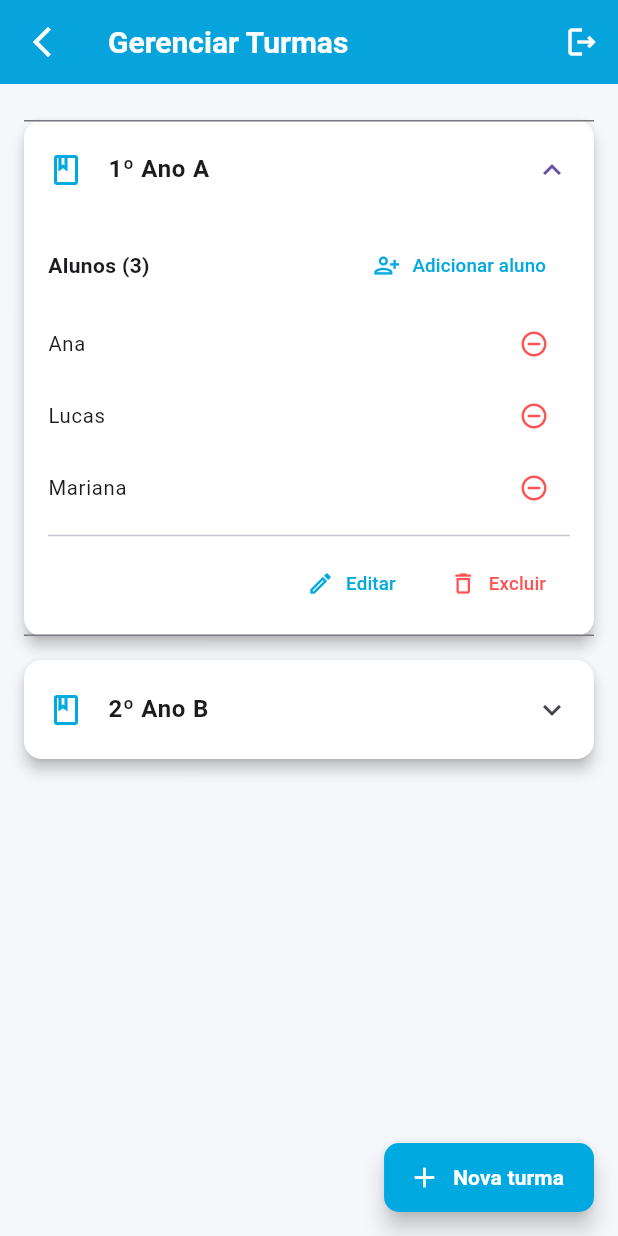
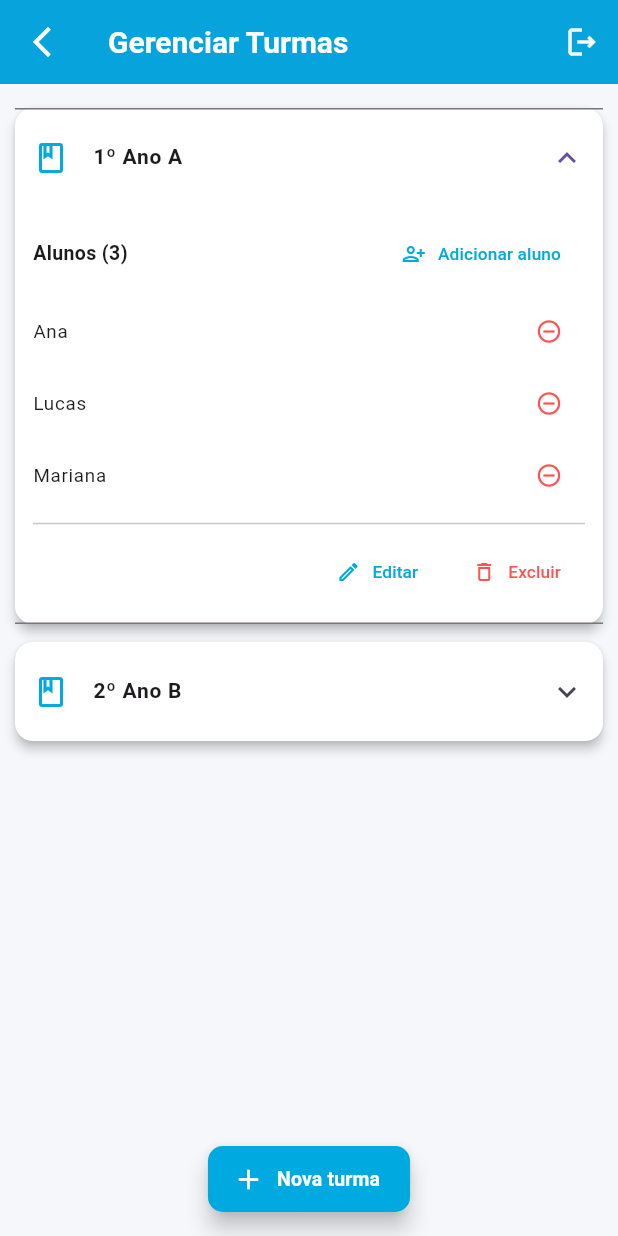
Before and after one commit to MingMatheus/PI_S4_sistema_de_professores_poliedro, a Flutter app: the ProfessorTurmasScreen screen opened by its route, after a tap on "1º Ano A", on a phone screen of 412 x 824 dp. Run offline on Flutter 3.47's test engine with Material 3 defaults, Android fonts, the phone set to English and light mode, and no system bars; our stand-ins replace jwt_decoder, shared_preferences; accounts and stored records are empty.

Commit message:
adapta tela de turmas do professor para celular e desktop

```diff
--- a/frontend/lib/scr/telas/professor/turmas_professor_screen.dart
+++ b/frontend/lib/scr/telas/professor/turmas_professor_screen.dart
@@ -11,21 +11,20 @@ class ProfessorTurmasScreen extends StatefulWidget {
 }
 
 class _ProfessorTurmasScreenState extends State<ProfessorTurmasScreen> {
-
+  // Lista de turmas: cada turma tem um nome e uma lista de alunos
   final List<Map<String, dynamic>> turmas = [
     {
       'nome': '1º Ano A',
-      'alunos': ['Ana', 'Lucas', 'Mariana'],
+      'alunos': <String>['Ana', 'Lucas', 'Mariana'],
     },
     {
       'nome': '2º Ano B',
-      'alunos': ['Gustavo', 'Helena'],
+      'alunos': <String>['Gustavo', 'Helena'],
     },
   ];
 
   // -------------------- AÇÕES --------------------
 
-  // Criar nova turma
   Future<void> _adicionarTurma() async {
     final controller = TextEditingController();
 
@@ -67,9 +66,9 @@ class _ProfessorTurmasScreenState extends State<ProfessorTurmasScreen> {
     );
   }
 
-  // Editar nome da turma
   Future<void> _editarTurma(int index) async {
-    final controller = TextEditingController(text: turmas[index]['nome'] as String);
+    final controller =
+        TextEditingController(text: turmas[index]['nome'] as String);
 
     await showDialog(
       context: context,
@@ -106,7 +105,6 @@ class _ProfessorTurmasScreenState extends State<ProfessorTurmasScreen> {
     );
   }
 
-  // Adicionar aluno
   Future<void> _adicionarAluno(int turmaIndex) async {
     final controller = TextEditingController();
 
@@ -116,9 +114,7 @@ class _ProfessorTurmasScreenState extends State<ProfessorTurmasScreen> {
         title: const Text('Adicionar aluno'),
         content: TextField(
           controller: controller,
-          decoration: const InputDecoration(
-            hintText: 'Nome do aluno',
-          ),
+          decoration: const InputDecoration(hintText: 'Nome do aluno'),
         ),
         actions: [
           TextButton(
@@ -145,14 +141,12 @@ class _ProfessorTurmasScreenState extends State<ProfessorTurmasScreen> {
     );
   }
 
-  // Remover aluno
   void _removerAluno(int turmaIndex, int alunoIndex) {
     setState(() {
       (turmas[turmaIndex]['alunos'] as List<String>).removeAt(alunoIndex);
     });
   }
 
-  // Remover turma
   Future<void> _removerTurma(int index) async {
     final nome = turmas[index]['nome'] as String;
 
@@ -188,7 +182,8 @@ class _ProfessorTurmasScreenState extends State<ProfessorTurmasScreen> {
 
   @override
   Widget build(BuildContext context) {
-    final isMobile = MediaQuery.of(context).size.width < 800;
+    final size = MediaQuery.of(context).size;
+    final bool isMobile = size.width < 800;
 
     return Scaffold(
       backgroundColor: const Color(0xFFF5F7FA),
@@ -227,18 +222,18 @@ class _ProfessorTurmasScreenState extends State<ProfessorTurmasScreen> {
         ],
       ),
 
-
+      // FAB ajustado para mobile/desktop
       floatingActionButton: SizedBox(
-        height: 46,
+        height: isMobile ? 44 : 46,
         child: FloatingActionButton.extended(
           onPressed: _adicionarTurma,
           backgroundColor: poliedroBlue,
           foregroundColor: Colors.white,
           icon: const Icon(Icons.add, size: 22),
-          label: const Text(
+          label: Text(
             'Nova turma',
             style: TextStyle(
-              fontSize: 14,
+              fontSize: isMobile ? 13 : 14,
               fontWeight: FontWeight.w600,
             ),
           ),
@@ -248,11 +243,11 @@ class _ProfessorTurmasScreenState extends State<ProfessorTurmasScreen> {
         ),
       ),
       floatingActionButtonLocation: isMobile
-          ? FloatingActionButtonLocation.endFloat
+          ? FloatingActionButtonLocation.centerFloat
           : FloatingActionButtonLocation.endFloat,
 
       body: Padding(
-        padding: const EdgeInsets.all(16),
+        padding: EdgeInsets.all(isMobile ? 10 : 16),
         child: turmas.isEmpty
             ? const Center(
                 child: Text(
@@ -267,14 +262,16 @@ class _ProfessorTurmasScreenState extends State<ProfessorTurmasScreen> {
                   final alunos = (turma['alunos'] as List<String>);
 
                   return Card(
-                    margin: const EdgeInsets.symmetric(vertical: 8),
-                    elevation: 4,
+                    margin: EdgeInsets.symmetric(
+                      vertical: isMobile ? 6 : 8,
+                    ),
+                    elevation: 3,
                     shape: RoundedRectangleBorder(
                       borderRadius: BorderRadius.circular(12),
                     ),
                     child: ExpansionTile(
-                      tilePadding: const EdgeInsets.symmetric(
-                        horizontal: 16,
+                      tilePadding: EdgeInsets.symmetric(
+                        horizontal: isMobile ? 12 : 16,
                         vertical: 4,
                       ),
                       leading: const Icon(
@@ -283,34 +280,39 @@ class _ProfessorTurmasScreenState extends State<ProfessorTurmasScreen> {
                       ),
                       title: Text(
                         turma['nome'] as String,
-                        style: const TextStyle(
+                        style: TextStyle(
                           fontWeight: FontWeight.w600,
-                          fontSize: 16,
+                          fontSize: isMobile ? 14 : 16,
                         ),
                       ),
-                      childrenPadding: const EdgeInsets.fromLTRB(16, 8, 16, 10),
+                      childrenPadding: EdgeInsets.fromLTRB(
+                        isMobile ? 12 : 16,
+                        8,
+                        isMobile ? 12 : 16,
+                        10,
+                      ),
                       children: [
                         Row(
                           mainAxisAlignment: MainAxisAlignment.spaceBetween,
                           children: [
                             Text(
                               'Alunos (${alunos.length})',
-                              style: const TextStyle(
+                              style: TextStyle(
                                 fontWeight: FontWeight.bold,
-                                fontSize: 14,
+                                fontSize: isMobile ? 13 : 14,
                               ),
                             ),
                             TextButton.icon(
                               onPressed: () => _adicionarAluno(index),
-                              icon: const Icon(
+                              icon: Icon(
                                 Icons.person_add_alt_1_outlined,
-                                size: 18,
+                                size: isMobile ? 16 : 18,
                                 color: poliedroBlue,
                               ),
-                              label: const Text(
+                              label: Text(
                                 'Adicionar aluno',
                                 style: TextStyle(
-                                  fontSize: 12.5,
+                                  fontSize: isMobile ? 11.5 : 12.5,
                                   color: poliedroBlue,
                                 ),
                               ),
@@ -319,12 +321,13 @@ class _ProfessorTurmasScreenState extends State<ProfessorTurmasScreen> {
                         ),
                         const SizedBox(height: 4),
                         if (alunos.isEmpty)
-                          const Padding(
-                            padding: EdgeInsets.only(bottom: 6),
+                          Padding(
+                            padding:
+                                EdgeInsets.only(bottom: isMobile ? 4 : 6),
                             child: Text(
                               'Nenhum aluno cadastrado nesta turma.',
                               style: TextStyle(
-                                fontSize: 12,
+                                fontSize: isMobile ? 11 : 12,
                                 color: Colors.grey,
                               ),
                             ),
@@ -337,15 +340,18 @@ class _ProfessorTurmasScreenState extends State<ProfessorTurmasScreen> {
                               contentPadding: EdgeInsets.zero,
                               title: Text(
                                 alunos[i],
-                                style: const TextStyle(fontSize: 13.5),
+                                style: TextStyle(
+                                  fontSize: isMobile ? 12.5 : 13.5,
+                                ),
                               ),
                               trailing: IconButton(
-                                icon: const Icon(
+                                icon: Icon(
                                   Icons.remove_circle_outline,
                                   color: Colors.redAccent,
-                                  size: 20,
+                                  size: isMobile ? 18 : 20,
                                 ),
-                                onPressed: () => _removerAluno(index, i),
+                                onPressed: () =>
+                                    _removerAluno(index, i),
                               ),
                             ),
                           ),
@@ -355,15 +361,15 @@ class _ProfessorTurmasScreenState extends State<ProfessorTurmasScreen> {
                           children: [
                             TextButton.icon(
                               onPressed: () => _editarTurma(index),
-                              icon: const Icon(
+                              icon: Icon(
                                 Icons.edit_outlined,
-                                size: 18,
+                                size: isMobile ? 16 : 18,
                                 color: poliedroBlue,
                               ),
-                              label: const Text(
+                              label: Text(
                                 'Editar',
                                 style: TextStyle(
-                                  fontSize: 12.5,
+                                  fontSize: isMobile ? 11.5 : 12.5,
                                   color: poliedroBlue,
                                 ),
                               ),
@@ -371,15 +377,15 @@ class _ProfessorTurmasScreenState extends State<ProfessorTurmasScreen> {
                             const SizedBox(width: 8),
                             TextButton.icon(
                               onPressed: () => _removerTurma(index),
-                              icon: const Icon(
+                              icon: Icon(
                                 Icons.delete_outline,
-                                size: 18,
+                                size: isMobile ? 16 : 18,
                                 color: Colors.redAccent,
                               ),
-                              label: const Text(
+                              label: Text(
                                 'Excluir',
                                 style: TextStyle(
-                                  fontSize: 12.5,
+                                  fontSize: isMobile ? 11.5 : 12.5,
                                   color: Colors.redAccent,
                                 ),
                               ),
```
